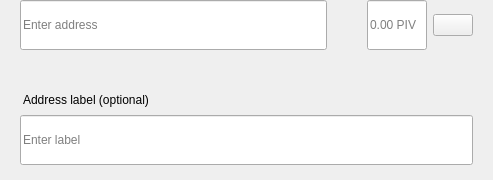
Above: src/qt/encocoin/forms/sendmultirow.ui from Kopernikus-dev/test before the change. Below: the same form after it.
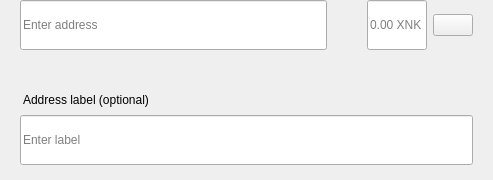
That is the form after the change.

```diff
--- a/src/qt/encocoin/forms/sendmultirow.ui
+++ b/src/qt/encocoin/forms/sendmultirow.ui
@@ -198,7 +198,7 @@
            <set>Qt::AlignLeading|Qt::AlignLeft|Qt::AlignVCenter</set>
           </property>
           <property name="placeholderText">
-           <string notr="true">0.00 PIV</string>
+           <string notr="true">0.00 XNK</string>
           </property>
          </widget>
         </item>
```
